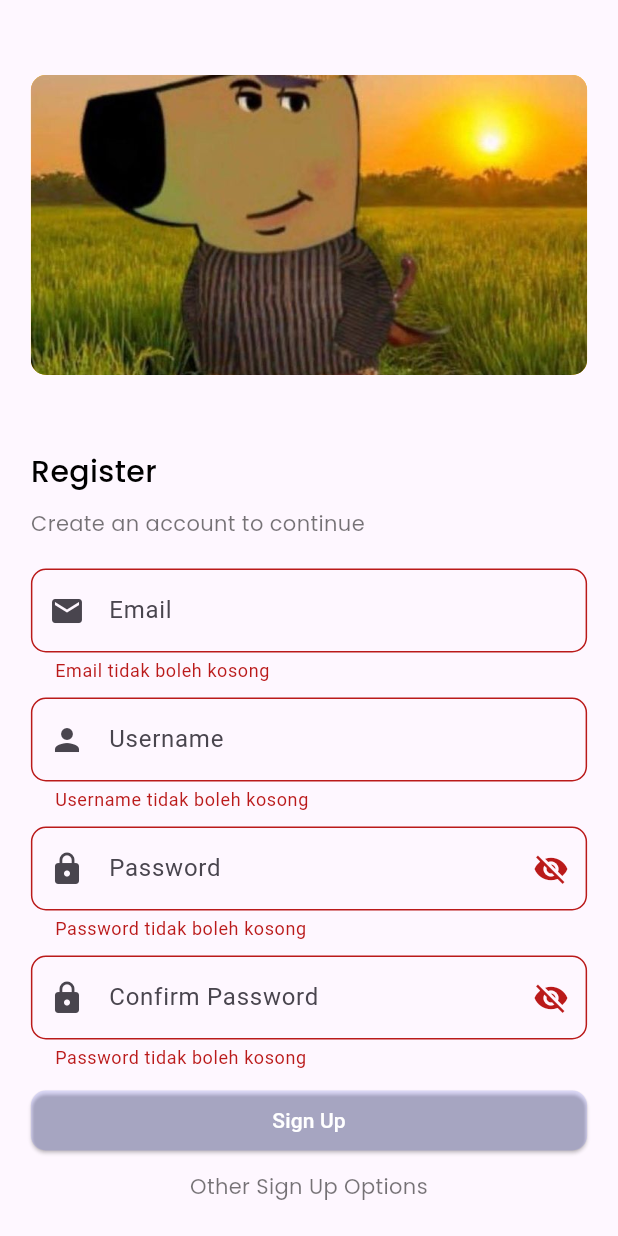
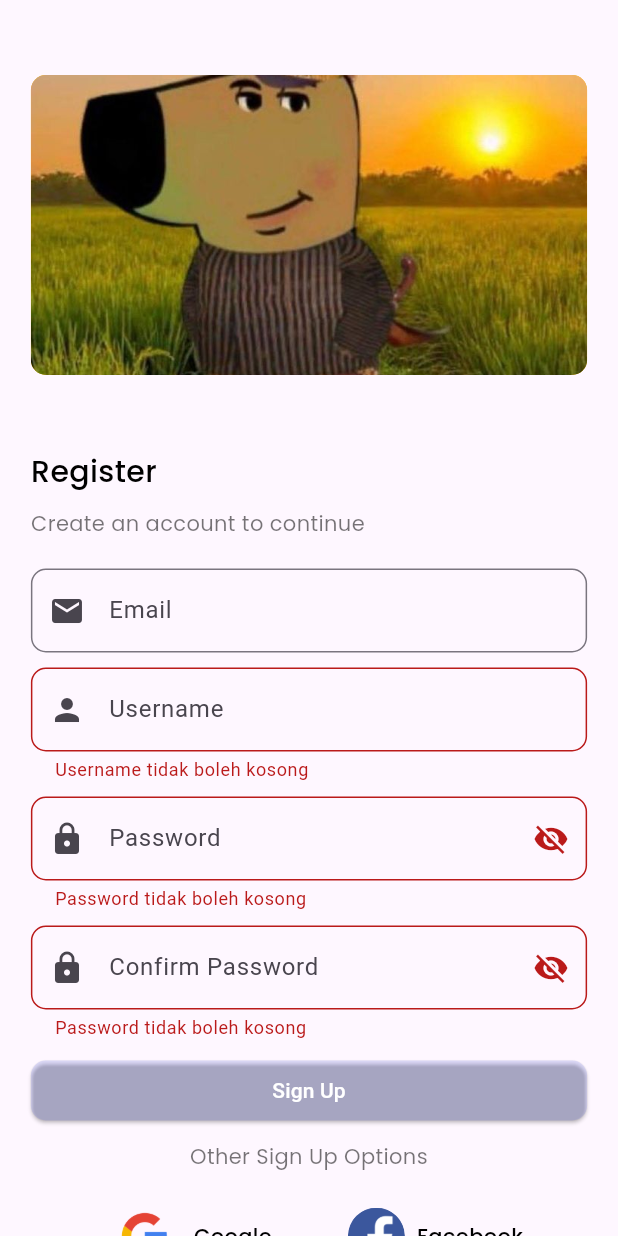
Before and after one commit to ZUHAIRR23/firebase, a Flutter app: the SignUpPage screen opened by its route, after a tap on "Sign Up", on a phone screen of 412 x 824 dp. Run offline on Flutter 3.47's test engine with Material 3 defaults, Android fonts, the phone set to English and light mode, and no system bars; our stand-ins replace cloud_firestore, firebase_auth, firebase_core, google_fonts, supercharged; accounts and stored records are empty; network calls fail.

Commit message:
tambahan hari jumat 1/31/25

```diff
--- a/lib/main.dart
+++ b/lib/main.dart
@@ -1,10 +1,23 @@
 import 'package:firebase/ui/pages.dart';
+// import 'package:firebase_app_check/firebase_app_check.dart';
 import 'package:firebase_core/firebase_core.dart';
 import 'package:flutter/material.dart';
 
 void main() async{
   WidgetsFlutterBinding.ensureInitialized();
-  await Firebase.initializeApp();
+  await Firebase.initializeApp(
+    options: const FirebaseOptions(
+      // data ambil dari file google-services.json
+        apiKey: 'AIzaSyBF1wDhaw6AW0lZikI8nrBEkuYmR4cMLBY', // current_key
+        appId: '1:572186552951:android:e657b845f064917d36b472', // mobilesdk_app_id
+        messagingSenderId: '572186552951', // project_number
+        projectId: 'auth-9d0e1' // project_id
+    ),
+  );
+  // await FirebaseAppCheck.instance.activate(
+  //   androidProvider: AndroidProvider.playIntegrity,
+  //   webProvider: ReCaptchaV3Provider('A688DC86-E2F2-433F-868B-B10CA19418B0')
+  // );
   runApp(const MyApp());
 }
 
--- a/lib/ui/auth/sign_up_page.dart
+++ b/lib/ui/auth/sign_up_page.dart
@@ -15,10 +15,11 @@ class _SignUpPageState extends State<SignUpPage> {
   final _firebaseStore = FirebaseFirestore.instance;
   final _formKey = GlobalKey<FormState>();
 
-  TextEditingController emailController = TextEditingController();
-  TextEditingController nameController = TextEditingController();
-  TextEditingController passwordController = TextEditingController();
-  TextEditingController confirmPasswordController = TextEditingController();
+  final TextEditingController _nameController = TextEditingController();
+  final TextEditingController _emailController = TextEditingController();
+  final TextEditingController _passwordController = TextEditingController();
+  final TextEditingController _confirmPasswordController =
+      TextEditingController();
 
   void _signUp() async {
     if (_formKey.currentState!.validate()) {
@@ -29,13 +30,12 @@ class _SignUpPageState extends State<SignUpPage> {
 
     try {
       User? user =
-          (await _auth.signUp(emailController.text, passwordController.text));
+          (await _auth.signUp(_emailController.text, _passwordController.text));
 
       if (user != null) {
         await _firebaseStore.collection('users').doc(user.uid).set({
-          'name' : nameController.text,
-          'email': emailController,
-          'password': passwordController,
+          'name': _nameController.text,
+          'email': _emailController.text,
         });
 
         Navigator.pushReplacementNamed(context, '/home');
@@ -106,7 +106,7 @@ class _SignUpPageState extends State<SignUpPage> {
                 SizedBox(
                   width: MediaQuery.of(context).size.width * 0.9,
                   child: TextFormField(
-                    controller: emailController,
+                    controller: _emailController,
                     decoration: InputDecoration(
                       hintText: hintEmail,
                       prefixIcon: Icon(Icons.email),
@@ -116,24 +116,13 @@ class _SignUpPageState extends State<SignUpPage> {
                     ),
                     keyboardType: TextInputType.emailAddress,
                     textInputAction: TextInputAction.next,
-                    validator: (value) {
-                      if (value == null || value.isEmpty) {
-                        return 'Email tidak boleh kosong';
-                      }
-                      if (!RegExp(
-                          r"^[a-zA-Z0-9.a-zA-Z0-9.!#$%&'*+-/=?^_`{|}~]+@[a-zA-Z0-9]+\.[a-zA-Z]+")
-                          .hasMatch(value)) {
-                        return 'Email tidak valid';
-                      }
-                      return null;
-                    },
                   ),
                 ),
                 SizedBox(height: 10),
                 SizedBox(
                   width: MediaQuery.of(context).size.width * 0.9,
                   child: TextFormField(
-                    controller: nameController,
+                    controller: _nameController,
                     decoration: InputDecoration(
                       hintText: hintUsername,
                       prefixIcon: Icon(Icons.person),
@@ -155,7 +144,7 @@ class _SignUpPageState extends State<SignUpPage> {
                 SizedBox(
                   width: MediaQuery.of(context).size.width * 0.9,
                   child: TextFormField(
-                    controller: passwordController,
+                    controller: _passwordController,
                     decoration: InputDecoration(
                       hintText: hintPassword,
                       prefixIcon: Icon(Icons.lock),
@@ -191,7 +180,7 @@ class _SignUpPageState extends State<SignUpPage> {
                 SizedBox(
                   width: MediaQuery.of(context).size.width * 0.9,
                   child: TextFormField(
-                    controller: confirmPasswordController,
+                    controller: _confirmPasswordController,
                     decoration: InputDecoration(
                       hintText: hintConfirmPassword,
                       prefixIcon: Icon(Icons.lock),
@@ -219,7 +208,7 @@ class _SignUpPageState extends State<SignUpPage> {
                       if (value.length < 6) {
                         return 'Password minimal 6 karakter';
                       }
-                      if (value != passwordController.text) {
+                      if (value != _passwordController.text) {
                         return 'Password tidak sama';
                       }
                       return null;
--- a/pubspec.yaml
+++ b/pubspec.yaml
@@ -40,7 +40,7 @@ dependencies:
   cloud_firestore: ^5.6.2
   google_fonts: ^6.2.1
   firebase_storage: ^12.4.1
-  firebase_app_check: ^0.3.2
+#  firebase_app_check: ^0.3.2
 
 
 dev_dependencies:
```
Also changed, not shown: pubspec.lock, 3 other files.
